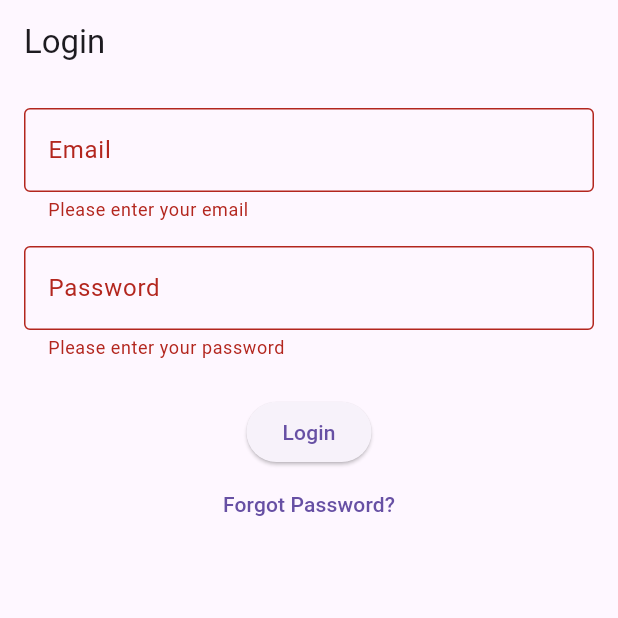
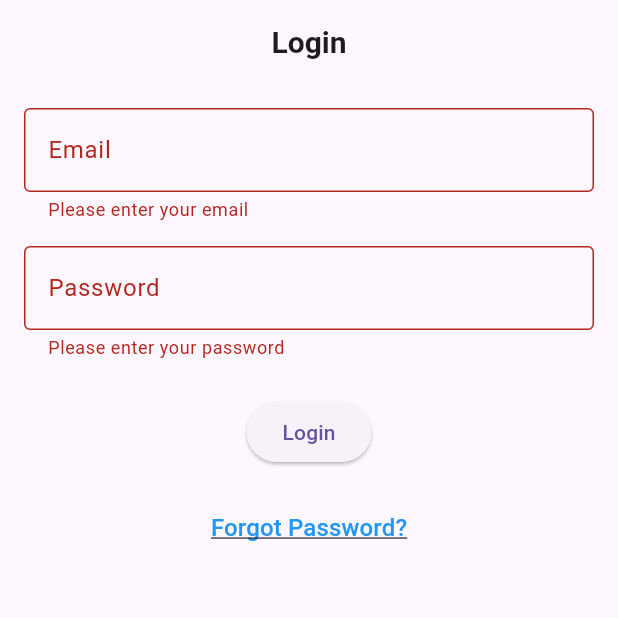
Before and after one commit to Zayahan-Hasan-Shah/Claim-App, a Flutter app: the screen it shows after launch, after a tap on "Login", on a phone screen of 412 x 824 dp, the top half of it. Run offline on Flutter 3.47's test engine with Material 3 defaults, Android fonts, the phone set to English and light mode, and no system bars; our stand-ins replace flutter_riverpod, go_router, image_picker, shared_preferences.

Commit message:
refactor code of login screen by using custom text, custom button, custom app bar

```diff
--- /dev/null
+++ b/lib/core/validations/app_validation.dart
@@ -0,0 +1,19 @@
+class AppValidation {
+  static String? validateEmail(String? value) {
+    if (value == null || value.isEmpty) {
+      return 'Please enter your email';
+    }
+    final emailRegex = RegExp(r'^[^@]+@[^@]+\.[^@]+$');
+    if (!emailRegex.hasMatch(value)) {
+      return 'Please enter a valid email address';
+    }
+    return null;
+  }
+
+  static String? validatePassword(String? value) {
+    if (value == null || value.isEmpty) {
+      return 'Please enter your password';
+    }
+    return null;
+  }
+}
--- /dev/null
+++ b/lib/core/widgets/custom_app_bar.dart
@@ -0,0 +1,39 @@
+import 'package:flutter/material.dart';
+
+class CustomAppBar extends StatelessWidget implements PreferredSizeWidget {
+  final String title;
+  final VoidCallback? onBack;
+  final Color backgroundColor;
+  final Widget? backIcon;
+  final Widget? backButtonWidget;
+  final Widget? trailingWidget;
+  final Widget? actionWidget;
+
+  const CustomAppBar({
+    Key? key,
+    required this.title,
+    this.onBack,
+    this.backgroundColor = Colors.transparent,
+    this.backIcon,
+    this.backButtonWidget,
+    this.trailingWidget,
+    this.actionWidget,
+  }) : super(key: key);
+
+  @override
+  Size get preferredSize => const Size.fromHeight(kToolbarHeight);
+
+  @override
+  Widget build(BuildContext context) {
+    return AppBar(
+        automaticallyImplyLeading: false,
+        backgroundColor: backgroundColor,
+        centerTitle: true,
+        title: Text(
+          title,
+          style: const TextStyle(fontSize: 20, fontWeight: FontWeight.w600),
+        ),
+        leading: backButtonWidget,
+        actions: actionWidget != null ? [actionWidget!] : []);
+  }
+}
--- a/lib/features/auth/presentation/screens/login_screen.dart
+++ b/lib/features/auth/presentation/screens/login_screen.dart
@@ -1,4 +1,7 @@
+import 'package:claim_app/core/validations/app_validation.dart';
+import 'package:claim_app/core/widgets/custom_app_bar.dart';
 import 'package:claim_app/core/widgets/custom_button.dart';
+import 'package:claim_app/core/widgets/custom_text.dart';
 import 'package:claim_app/core/widgets/custom_textfield.dart';
 import 'package:claim_app/features/auth/presentation/controllers/auth_providers.dart';
 import 'package:flutter/material.dart';
@@ -42,54 +45,42 @@ class _LoginScreenState extends ConsumerState<LoginScreen> {
     });
 
     return Scaffold(
-      appBar: AppBar(title: const Text('Login')),
+      appBar: const CustomAppBar(title: 'Login'),
       body: Padding(
         padding: const EdgeInsets.all(16.0),
         child: Form(
           key: _formKey,
           child: Column(
             children: [
-              CustomTextField(
+              buildTextField(
+                label: 'Email',
                 controller: _emailController,
-                label: 'Email',
-                validator: (value) {
-                  if (value == null || value.isEmpty) {
-                    return 'Please enter your email';
-                  }
-                  return null;
-                },
+                validator: AppValidation.validateEmail,
               ),
               const SizedBox(height: 16),
-              CustomTextField(
+              buildTextField(
+                label: 'Password',
                 controller: _passwordController,
-                label: 'Password',
                 obscureText: true,
-                validator: (value) {
-                  if (value == null || value.isEmpty) {
-                    return 'Please enter your password';
-                  }
-                  return null;
-                },
+                validator: AppValidation.validatePassword,
               ),
               const SizedBox(height: 24),
               authState is AuthLoading
                   ? const CircularProgressIndicator()
                   : CustomButton(
                       text: 'Login',
-                      onPressed: () {
-                        if (_formKey.currentState!.validate()) {
-                          ref.read(authControllerProvider.notifier).login(
-                                _emailController.text.trim(),
-                                _passwordController.text.trim(),
-                              );
-                        }
-                      },
+                      onPressed: _login,
                     ),
+              const SizedBox(height: 16),
               TextButton(
                 onPressed: () {
                   context.push(RouteNames.forgotPassword);
                 },
-                child: const Text('Forgot Password?'),
+                child: const CustomText(
+                    title: 'Forgot Password?',
+                    fontSize: 16,
+                    color: Colors.blue,
+                    underline: true),
               ),
             ],
           ),
@@ -97,4 +88,26 @@ class _LoginScreenState extends ConsumerState<LoginScreen> {
       ),
     );
   }
+
+  Widget buildTextField({
+    required String label,
+    required TextEditingController controller,
+    bool obscureText = false,
+    String? Function(String?)? validator,
+  }) {
+    return CustomTextField(
+      controller: controller,
+      label: label,
+      obscureText: obscureText,
+      validator: validator,
+    );
+  }
+
+  void _login() {
+    if (_formKey.currentState?.validate() ?? false) {
+      final email = _emailController.text.trim();
+      final password = _passwordController.text.trim();
+      ref.read(authControllerProvider.notifier).login(email, password);
+    }
+  }
 }
```
